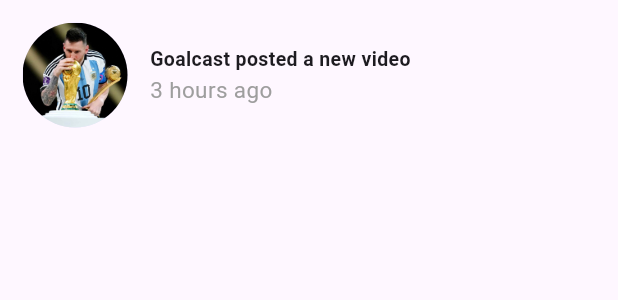
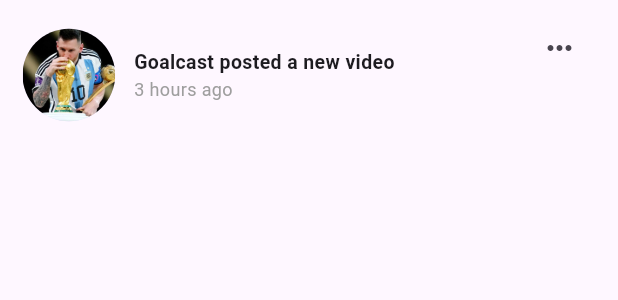
Before and after one commit to Noxshine/fb-clone, a Flutter app: the NotificationWidget widget shown alone on an empty page, opened directly with sample values from the repository, on a phone screen of 412 x 824 dp. Shown: the top 300 px of the screen. Run offline on Flutter 3.47's test engine with Material 3 defaults, Android fonts, the phone set to English and light mode, and no system bars; our stand-ins replace cached_network_image, flutter_secure_storage, image_picker, readmore; missing offline and left inert: flutter_reaction_button; accounts and stored records are empty; network calls fail; statements that could not run were skipped.

Commit message:
new commit

```diff
--- a/lib/repository/post/post_repo.dart
+++ b/lib/repository/post/post_repo.dart
@@ -18,10 +18,8 @@ class PostRepository{
       List<dynamic> listpostraw = getlistpostResult['data']['post'] ;
       for (dynamic x in listpostraw){
         PostListData post = PostListData.fromJson(x);
-        print(post.created);
         listpost.add(post);
       }
-      print('zzz');
       return listpost;
 
     } catch (e) {
--- a/lib/routes.dart
+++ b/lib/routes.dart
@@ -13,11 +13,7 @@ final Map<String, WidgetBuilder> routes = {
   '/signup': (context) => const SignupScreen(),
 
   '/home' : (context) => const HomeScreen(),
-  // '/home' : (context) => const NavScreen(),
-
   '/post' : (context) => const CreatePostScreen(),
-
-  // '/suggestion' : (context) => const SuggestionScreen(),
 
   '/personal' :(context) => const PersonalPage(),
 
@@ -27,4 +23,4 @@ final Map<String, WidgetBuilder> routes = {
 };
 
 // Optionally, you can define a default route to handle unknown routes
-const String initialRoute = '/login';
+const String initialRoute = '/home';
--- a/lib/ui/homepage/homepage/listpost.dart
+++ b/lib/ui/homepage/homepage/listpost.dart
@@ -38,8 +38,6 @@ class _ListPostWidgetState extends State<ListPostWidget> {
     try {
       List<PostListData>? listPost =
           await _postRepository.getlistpost(requestListPostData);
-      print(listPost?.length);
-
       for (int i = 0; i < listPost!.length; i++) {
         PostListData curPost = listPost[i];
         listPostsWidget.add(PostWidget(
@@ -88,6 +86,8 @@ class _ListPostWidgetState extends State<ListPostWidget> {
       }
 
     });
+
+
   }
 
   @override
--- a/lib/ui/homepage/notificationpage/NotificationWidget.dart
+++ b/lib/ui/homepage/notificationpage/NotificationWidget.dart
@@ -15,37 +15,123 @@ class NotificationWidget extends StatelessWidget {
       child: Row(
         mainAxisAlignment: MainAxisAlignment.spaceBetween,
         children: <Widget>[
-          Row(
-            mainAxisAlignment: MainAxisAlignment.start,
-            children: <Widget>[
-              CircleAvatar(
-                  backgroundImage: AssetImage(notification.imageUrl),
-                radius: 35.0,
-              ),
-              const SizedBox(width: 15.0),
-              Column(
+          SizedBox(
+            width: MediaQuery.of(context).size.width * 0.15,
+            child: CircleAvatar(
+              backgroundImage: AssetImage(notification.imageUrl),
+              radius: MediaQuery.of(context).size.width * 0.09,
+            ),
+          ),
+          // const SizedBox(width: 15.0),
+          SizedBox(
+            width: MediaQuery.of(context).size.width * 0.6,
+            child: Align(
+              alignment: Alignment.centerLeft,
+              child: Column(
                 mainAxisAlignment: MainAxisAlignment.center,
                 crossAxisAlignment: CrossAxisAlignment.start,
                 children: <Widget>[
-                  Text(notification.content,
-                      style: const TextStyle(
-                          fontSize: 13.0, fontWeight: FontWeight.bold)),
+                  SizedBox(
+                    width: double.maxFinite,
+                    child: Text(notification.content,
+                        overflow: TextOverflow.ellipsis,
+                        softWrap: true,
+                        maxLines: 3,
+                        style: const TextStyle(
+                            fontSize: 13.0, fontWeight: FontWeight.bold)),
+                  ),
                   Text(notification.time,
                       style:
-                          const TextStyle(fontSize: 15.0, color: Colors.grey)),
+                      const TextStyle(fontSize: 12.0, color: Colors.grey)),
                 ],
               ),
-            ],
+            ),
           ),
-          // const Column(
-          //   mainAxisAlignment: MainAxisAlignment.spaceAround,
-          //   children: <Widget>[
-          //     Icon(Icons.more_horiz),
-          //     Text(''),
-          //   ],
-          // )
+          SizedBox(
+            // width: MediaQuery.of(context).size.width * .10,
+            child: Column(
+              mainAxisAlignment: MainAxisAlignment.spaceAround,
+              children: <Widget>[
+                // Icon(Icons.more_horiz),
+                IconButton(
+                    onPressed: (){
+                      optionBottomSheet(context);
+                    },
+                    icon: const Icon(
+                      Icons.more_horiz,)),
+                const Text(''),
+              ],
+            ),
+          )
         ],
       ),
     );
   }
+
+  void optionBottomSheet(BuildContext context) {
+    showModalBottomSheet(context: context, builder: (BuildContext bc){
+      return Wrap(
+        children: [
+          SizedBox(
+            width: MediaQuery.of(context).size.width,
+            child: Padding(
+              padding: const EdgeInsets.fromLTRB(8.0, 15.0, 8.0, 30.0),
+              child: Column(
+                children: <Widget>[
+                  Center(
+                    child: CircleAvatar(
+                      backgroundImage: AssetImage(notification.imageUrl),
+                      radius: 35.0,
+                    ),
+                  ),
+                  SizedBox(
+                    width: MediaQuery.of(context).size.width,
+                    child: Padding(
+                      padding: const EdgeInsets.all(15.0),
+                      child: Center(
+                        child: Text(notification.content,
+                            overflow: TextOverflow.ellipsis,
+                            softWrap: true,
+                            maxLines: 2,
+                            style: const TextStyle(fontSize: 13.0)),
+                      ),
+                    ),
+                  ),
+                  Align(
+                    alignment: Alignment.centerLeft,
+                    child: TextButton.icon(
+                      style: TextButton.styleFrom(
+                          iconColor: Colors.black,
+                          textStyle: const TextStyle(
+                              fontSize: 15.0,
+                              fontWeight: FontWeight.bold,
+                              color: Colors.black
+                          ),
+                          maximumSize: Size(MediaQuery.of(context).size.width, 50.0),
+                          minimumSize: Size(MediaQuery.of(context).size.width, 50.0),
+                          alignment: Alignment.centerLeft,
+                          shape: RoundedRectangleBorder(
+                              borderRadius: BorderRadius.circular(0.0)
+                          )
+                      ),
+                      onPressed: (){},
+                      icon: const Icon(Icons.close),
+                      label: const Text(
+                        "Remove this notification",
+                        style: TextStyle(
+                            fontSize: 15.0,
+                            fontWeight: FontWeight.bold,
+                            color: Colors.black
+                        ),
+                      ),
+                    ),
+                  )
+                ],
+              ),
+            ),
+          ),
+        ],
+      );
+    });
+  }
 }
```
